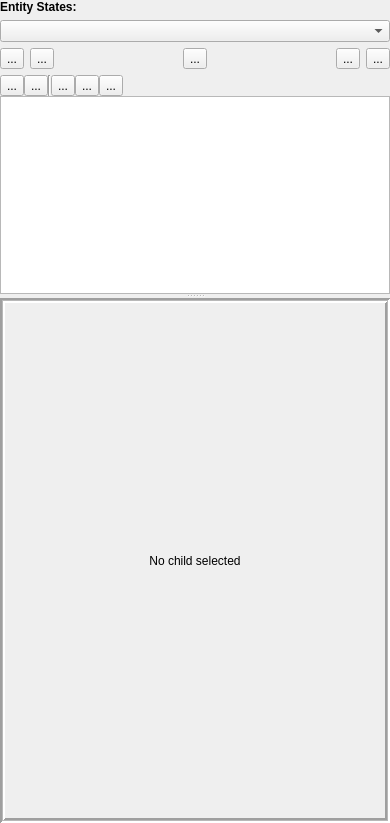
The window that DesignerTool/src/Entity/EntityWidget.ui (GameOverture/HarmonyEngine) describes before a commit, drawn with Qt 5.
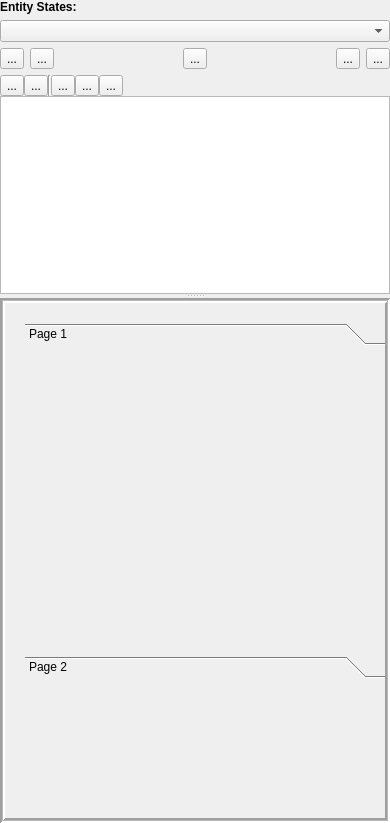
The same window after the commit. The open tabs and pages were chosen to show the change. Icons and pictures are not drawn. Custom widgets are drawn as their Qt base class.

Commit message: Cleaned up HyGlobal a little by separating items from dirs and added Primitive as a type. Also made new enum of atlas frame type so future enum adds don't offset atlasframe types

```diff
--- a/DesignerTool/src/Entity/EntityWidget.ui
+++ b/DesignerTool/src/Entity/EntityWidget.ui
@@ -204,7 +204,7 @@
          <number>1</number>
         </property>
         <property name="currentIndex">
-         <number>0</number>
+         <number>2</number>
         </property>
         <widget class="QWidget" name="pageNull">
          <layout class="QVBoxLayout" name="verticalLayout_6">
@@ -282,6 +282,53 @@
           </item>
          </layout>
         </widget>
+        <widget class="QWidget" name="pagePrimitive">
+         <widget class="EntityCommon" name="commonBox_3">
+          <property name="geometry">
+           <rect>
+            <x>20</x>
+            <y>20</y>
+            <width>360</width>
+            <height>355</height>
+           </rect>
+          </property>
+          <property name="minimumSize">
+           <size>
+            <width>360</width>
+            <height>200</height>
+           </size>
+          </property>
+          <property name="currentIndex">
+           <number>0</number>
+          </property>
+          <widget class="QWidget" name="page_7">
+           <property name="geometry">
+            <rect>
+             <x>0</x>
+             <y>0</y>
+             <width>360</width>
+             <height>301</height>
+            </rect>
+           </property>
+           <attribute name="label">
+            <string>Page 1</string>
+           </attribute>
+          </widget>
+          <widget class="QWidget" name="page_8">
+           <property name="geometry">
+            <rect>
+             <x>0</x>
+             <y>0</y>
+             <width>360</width>
+             <height>301</height>
+            </rect>
+           </property>
+           <attribute name="label">
+            <string>Page 2</string>
+           </attribute>
+          </widget>
+         </widget>
+        </widget>
         <widget class="QWidget" name="pageSprite">
          <layout class="QVBoxLayout" name="verticalLayout_4">
           <item>
```
Left out of the diff: 148 changed lines with no effect on the pictures. The commit also changes 28 other files.
